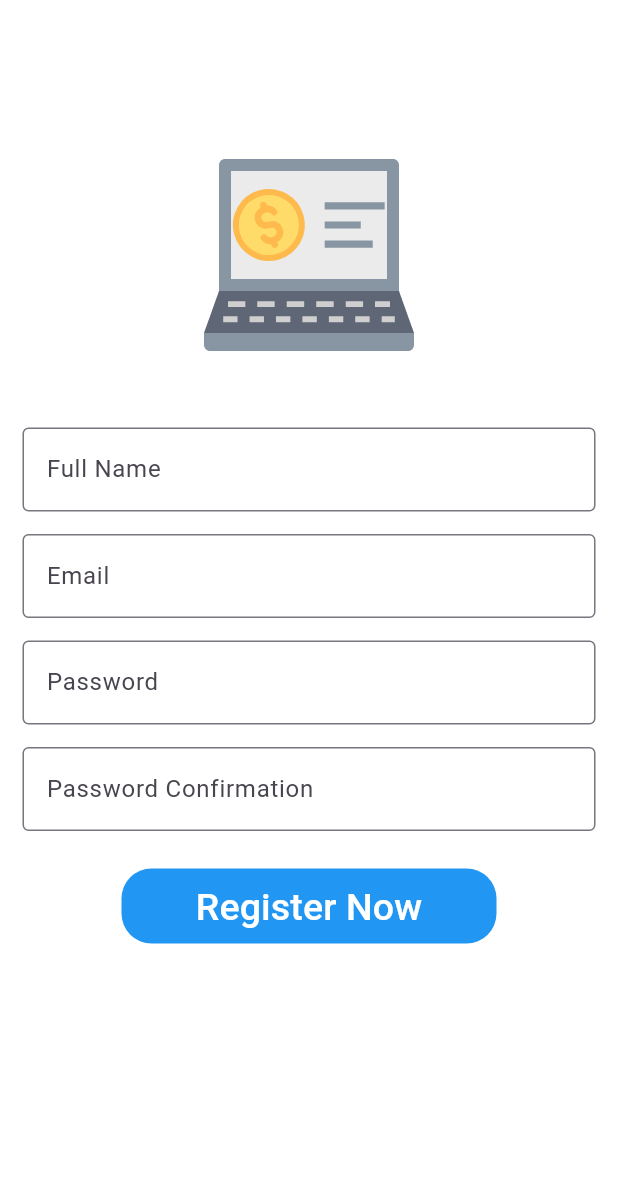
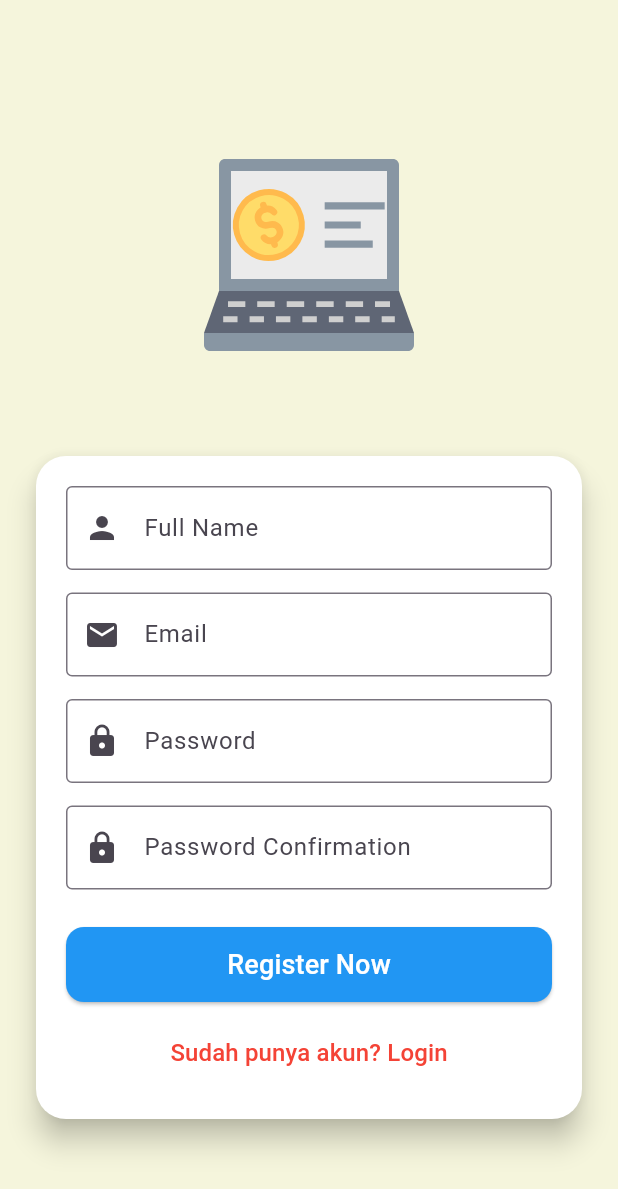
Before and after one commit to robbyaprnsyh/mobile-ecomerce, a Flutter app: the screen it shows after launch, after a tap on "Register", on a phone screen of 412 x 824 dp. Shown: the top 1189 px of the screen. Run offline on Flutter 3.47's test engine with Material 3 defaults, Android fonts, the phone set to English and light mode, and no system bars; our stand-ins replace get, get_storage, google_fonts, hexcolor, lottie; network calls fail.

Commit message:
update all

```diff
--- a/lib/app/modules/dashboard/views/dashboard_view.dart
+++ b/lib/app/modules/dashboard/views/dashboard_view.dart
@@ -29,6 +29,8 @@ class DashboardView extends GetView<DashboardController> {
                   ),
                 );
           },
+          selectedItemColor: Colors.blue, // Ganti warna saat item terpilih
+          unselectedItemColor: Colors.grey, // Warna item yang tidak terpilih
           items: const [
             BottomNavigationBarItem(
               icon: Icon(Icons.home),
--- a/lib/app/modules/home/controllers/home_controller.dart
+++ b/lib/app/modules/home/controllers/home_controller.dart
@@ -1,8 +1,8 @@
 import 'dart:async';
-import 'package:ecommerce/app/modules/login/views/login_view.dart';
-import 'package:ecommerce/app/modules/dashboard/views/dashboard_view.dart';
 import 'package:get/get.dart';
 import 'package:get_storage/get_storage.dart';
+
+import '../../../routes/app_pages.dart';
 
 class HomeController extends GetxController {
   late Timer _pindah;
@@ -15,15 +15,9 @@ class HomeController extends GetxController {
       const Duration(seconds: 4),
       () {
         if (authToken.read('token') == null) {
-          Get.off(
-            () => const LoginView(),
-            transition: Transition.leftToRight,
-          );
+          Get.offNamed(Routes.LOGIN);
         } else {
-          Get.off(
-            () => const DashboardView(),
-            transition: Transition.leftToRight,
-          );
+          Get.offNamed(Routes.DASHBOARD);
         }
       },
     );
--- a/lib/app/modules/home/views/home_view.dart
+++ b/lib/app/modules/home/views/home_view.dart
@@ -12,7 +12,7 @@ class HomeView extends GetView<HomeController> {
   Widget build(BuildContext context) {
     HomeController controller = Get.put(HomeController());
     return Scaffold(
-      backgroundColor: HexColor('#FFFFFF'),
+      backgroundColor: HexColor('#F5F5DC'),
       body: Center(
         child: Column(
           mainAxisAlignment: MainAxisAlignment.center,
--- a/lib/app/modules/kategori/views/kategori_view.dart
+++ b/lib/app/modules/kategori/views/kategori_view.dart
@@ -28,10 +28,14 @@ class KategoriView extends GetView<KategoriController> {
               return Card(
                 margin: const EdgeInsets.symmetric(horizontal: 10, vertical: 5),
                 child: ListTile(
+                  leading: CircleAvatar(
+                    backgroundColor: Colors.teal.withOpacity(0.1),
+                    child: const Icon(Icons.category, color: Colors.teal),
+                  ),
                   title: Text(kategori.name ?? '-'),
                   subtitle: Text('Dibuat: ${kategori.createdAt}'),
                   // onTap: () {
-                  //   Get.snackbar('Info', 'Anda memilih ${subKategori.name}');
+                  //   Get.snackbar('Info', 'Anda memilih ${kategori.name}');
                   // },
                 ),
               );
--- a/lib/app/modules/login/bindings/login_binding.dart
+++ b/lib/app/modules/login/bindings/login_binding.dart
@@ -5,8 +5,7 @@ import '../controllers/login_controller.dart';
 class LoginBinding extends Bindings {
   @override
   void dependencies() {
-    Get.lazyPut<LoginController>(
-      () => LoginController(),
+    Get.lazyPut<LoginController>( () => LoginController(),
     );
   }
 }
--- a/lib/app/modules/login/controllers/login_controller.dart
+++ b/lib/app/modules/login/controllers/login_controller.dart
@@ -10,6 +10,12 @@ class LoginController extends GetxController {
   TextEditingController emailController = TextEditingController();
   TextEditingController passwordController = TextEditingController();
   final authToken = GetStorage();
+
+  var obscureText = true.obs;
+
+  void togglePasswordVisibility() {
+    obscureText.value = !obscureText.value;
+  }
 
   @override
   void onClose() {
--- a/lib/app/modules/login/views/login_view.dart
+++ b/lib/app/modules/login/views/login_view.dart
@@ -1,6 +1,5 @@
-import 'package:ecommerce/app/modules/register/views/register_view.dart';
+import 'package:ecommerce/app/routes/app_pages.dart';
 import 'package:flutter/material.dart';
-
 import 'package:get/get.dart';
 import 'package:hexcolor/hexcolor.dart';
 import 'package:lottie/lottie.dart';
@@ -9,96 +8,100 @@ import '../controllers/login_controller.dart';
 
 class LoginView extends GetView<LoginController> {
   const LoginView({super.key});
+
   @override
   Widget build(BuildContext context) {
-    LoginController controller = Get.put(LoginController());
     return Scaffold(
-      backgroundColor: HexColor('#FFFFFF'),
+      backgroundColor: HexColor('#F5F5DC'),
       body: SingleChildScrollView(
         child: Column(
           children: [
-            Padding(
-              padding: const EdgeInsets.only(top: 70.0),
-              child: Lottie.asset(
+            const SizedBox(height: 70),
+            Lottie.asset(
               'assets/lottie/animation1.json',
               fit: BoxFit.cover,
-                width: 200,
               height: 200,
             ),
+            const SizedBox(height: 30),
+            Padding(
+              padding: const EdgeInsets.symmetric(horizontal: 20),
+              child: Card(
+                elevation: 8,
+                shape: RoundedRectangleBorder(
+                  borderRadius: BorderRadius.circular(20),
                 ),
-            const SizedBox(
-              height: 15,
-            ),
-            Padding(
-              padding: const EdgeInsets.symmetric(horizontal: 15),
-              child: TextField(
+                color: Colors.white,
+                child: Padding(
+                  padding: const EdgeInsets.all(20),
+                  child: Column(
+                    children: [
+                      TextField(
                         controller: controller.emailController,
                         decoration: const InputDecoration(
                           border: OutlineInputBorder(),
                           labelText: 'Email',
                           hintText: 'Masukan Email',
+                          prefixIcon: Icon(Icons.email),
+                        ),
+                      ),
+                      const SizedBox(height: 15),
+                      Obx(() => TextField(
+                            controller: controller.passwordController,
+                            obscureText: controller.obscureText.value,
+                            decoration: InputDecoration(
+                              border: const OutlineInputBorder(),
+                              labelText: 'Password',
+                              hintText: 'Masukan Password',
+                              prefixIcon: const Icon(Icons.lock),
+                              suffixIcon: IconButton(
+                                icon: Icon(
+                                  controller.obscureText.value
+                                      ? Icons.visibility_off
+                                      : Icons.visibility,
+                                ),
+                                onPressed: controller.togglePasswordVisibility,
+                              ),
+                            ),
+                          )),
+                      const SizedBox(height: 25),
+                      SizedBox(
+                        width: double.infinity,
+                        height: 50,
+                        child: ElevatedButton(
+                          style: ElevatedButton.styleFrom(
+                            backgroundColor: Colors.blue,
+                            shape: RoundedRectangleBorder(
+                              borderRadius: BorderRadius.circular(12),
+                            ),
+                          ),
+                          onPressed: controller.loginNow,
+                          child: const Text(
+                            'Login',
+                            style: TextStyle(fontSize: 18, color: Colors.white),
                           ),
                         ),
                       ),
-            Padding(
-              padding: const EdgeInsets.only(
-                left: 15.0,
-                right: 15.0,
-                top: 15,
-                bottom: 0,
+                      const SizedBox(height: 15),
+                      SizedBox(
+                        width: double.infinity,
+                        height: 50,
+                        child: ElevatedButton(
+                          style: ElevatedButton.styleFrom(
+                            backgroundColor: Colors.red,
+                            shape: RoundedRectangleBorder(
+                              borderRadius: BorderRadius.circular(12),
                             ),
-              child: TextField(
-                controller: controller.passwordController,
-                obscureText: true,
-                decoration: const InputDecoration(
-                  border: OutlineInputBorder(),
-                  labelText: 'Password',
-                  hintText: 'Masukan Password',
+                          ),
+                          onPressed: () {
+                            Get.toNamed(Routes.REGISTER);
+                          },
+                          child: const Text(
+                            'Register',
+                            style: TextStyle(fontSize: 18, color: Colors.white),
                           ),
                         ),
                       ),
-            const SizedBox(
-              height: 10,
-            ),
-            Container(
-              height: 50,
-              width: 250,
-              decoration: BoxDecoration(
-                color: Colors.blue,
-                borderRadius: BorderRadius.circular(20),
-              ),
-              child: TextButton(
-                onPressed: () {
-                  controller.loginNow();
-                },
-                child: const Text(
-                  'Login',
-                  style: TextStyle(
-                    color: Colors.white,
-                    fontSize: 25,
-                  ),
-                ),
-              ),
-            ),
-            SizedBox(
-              height: 10,
-            ),
-            Container(
-              height: 50,
-              width: 250,
-              decoration: BoxDecoration(
-                color: Colors.red,
-                borderRadius: BorderRadius.circular(20),
-              ),
-              child: TextButton(
-                onPressed: () {
-                  Get.to(() => RegisterView());
-                },
-                child: const Text(
-                  'Register',
-                  style: TextStyle(
-                    color: Colors.white,
-                    fontSize: 25,
+                    ],
                   ),
                 ),
               ),
--- a/lib/app/modules/produk/bindings/produk_binding.dart
+++ b/lib/app/modules/produk/bindings/produk_binding.dart
@@ -1,12 +1,9 @@
 import 'package:get/get.dart';
-
 import '../controllers/produk_controller.dart';
 
 class ProdukBinding extends Bindings {
   @override
   void dependencies() {
-    Get.lazyPut<ProdukController>(
-      () => ProdukController(),
-    );
+    Get.lazyPut<ProdukController>(() => ProdukController());
   }
 }
--- a/lib/app/modules/register/controllers/register_controller.dart
+++ b/lib/app/modules/register/controllers/register_controller.dart
@@ -1,4 +1,4 @@
-import 'package:ecommerce/app/modules/dashboard/views/dashboard_view.dart';
+import 'package:ecommerce/app/routes/app_pages.dart';
 import 'package:ecommerce/app/utils/api.dart';
 import 'package:flutter/material.dart';
 import 'package:get/get.dart';
@@ -6,11 +6,12 @@ import 'package:get_storage/get_storage.dart';
 
 class RegisterController extends GetxController {
   final _getConnect = GetConnect();
-  TextEditingController nameController = TextEditingController();
-  TextEditingController emailController = TextEditingController();
-  TextEditingController passwordController = TextEditingController();
-  TextEditingController passwordConfirmationController =
-      TextEditingController();
+
+  final nameController = TextEditingController();
+  final emailController = TextEditingController();
+  final passwordController = TextEditingController();
+  final passwordConfirmationController = TextEditingController();
+
   final authToken = GetStorage();
 
   void registerNow() async {
@@ -26,28 +27,32 @@ class RegisterController extends GetxController {
 
     if (response.statusCode == 200 || response.statusCode == 201) {
       authToken.write('token', response.body['token']);
-      Get.offAll(() => const DashboardView());
+
+      Get.snackbar(
+        'Success',
+        'Registrasi berhasil, silakan login.',
+        backgroundColor: Colors.green,
+        colorText: Colors.white,
+        duration: const Duration(seconds: 2),
+        margin: const EdgeInsets.only(top: 10, left: 5, right: 5),
+      );
+
+      Future.delayed(const Duration(seconds: 2), () {
+        if (Get.isRegistered<RegisterController>()) {
+          Get.delete<RegisterController>();
+        }
+        Get.toNamed(Routes.LOGIN);
+      });
     } else {
       Get.snackbar(
         'Error',
-        response.body['error']?.toString() ?? 'Registration failed',
+        response.body['error']?.toString() ?? 'Registrasi gagal',
         icon: const Icon(Icons.error),
         backgroundColor: Colors.red,
         colorText: Colors.white,
-        forwardAnimationCurve: Curves.bounceIn,
         margin: const EdgeInsets.only(top: 10, left: 5, right: 5),
       );
     }
-  }
-
-  @override
-  void onInit() {
-    super.onInit();
-  }
-
-  @override
-  void onReady() {
-    super.onReady();
   }
 
   @override
--- a/lib/app/modules/register/views/register_view.dart
+++ b/lib/app/modules/register/views/register_view.dart
@@ -1,5 +1,4 @@
 import 'package:flutter/material.dart';
-
 import 'package:get/get.dart';
 import 'package:hexcolor/hexcolor.dart';
 import 'package:lottie/lottie.dart';
@@ -8,98 +7,119 @@ import '../controllers/register_controller.dart';
 
 class RegisterView extends GetView<RegisterController> {
   const RegisterView({super.key});
+
   @override
   Widget build(BuildContext context) {
-    RegisterController controller = Get.put(RegisterController());
     return Scaffold(
-      backgroundColor: HexColor('#FFFFFF'),
+      backgroundColor: HexColor('#F5F5DC'),
       body: SingleChildScrollView(
         child: Column(
           children: [
-            Padding(
-              padding: const EdgeInsets.only(top: 70.0),
-              child: Lottie.asset(
+            const SizedBox(height: 70),
+            Lottie.asset(
               'assets/lottie/animation1.json',
               fit: BoxFit.cover,
-                width: 200,
               height: 200,
             ),
+            const SizedBox(height: 30),
+            Padding(
+              padding: const EdgeInsets.symmetric(horizontal: 20),
+              child: Card(
+                elevation: 8,
+                shape: RoundedRectangleBorder(
+                  borderRadius: BorderRadius.circular(20),
                 ),
-            const SizedBox(
-              height: 15,
-            ),
-            Padding(
-              padding: const EdgeInsets.symmetric(horizontal: 15),
-              child: TextField(
+                color: Colors.white,
+                child: Padding(
+                  padding: const EdgeInsets.all(20),
+                  child: Column(
+                    children: [
+                      TextField(
                         controller: controller.nameController,
                         decoration: const InputDecoration(
                           border: OutlineInputBorder(),
                           labelText: 'Full Name',
                           hintText: 'Masukan Nama',
+                          prefixIcon: Icon(Icons.person),
                         ),
                       ),
-            ),
-            Padding(
-              padding: const EdgeInsets.symmetric(horizontal: 15, vertical: 15),
-              child: TextField(
+                      const SizedBox(height: 15),
+                      TextField(
                         controller: controller.emailController,
                         decoration: const InputDecoration(
                           border: OutlineInputBorder(),
                           labelText: 'Email',
                           hintText: 'Masukan Email',
+                          prefixIcon: Icon(Icons.email),
                         ),
                       ),
-            ),
-            Padding(
-              padding: const EdgeInsets.symmetric(horizontal: 15),
-              child: TextField(
+                      const SizedBox(height: 15),
+                      TextField(
                         controller: controller.passwordController,
                         obscureText: true,
                         decoration: const InputDecoration(
                           border: OutlineInputBorder(),
                           labelText: 'Password',
                           hintText: 'Masukan Password',
+                          prefixIcon: Icon(Icons.lock),
                         ),
                       ),
-            ),
-            Padding(
-              padding: const EdgeInsets.symmetric(horizontal: 15, vertical: 15),
-              child: TextField(
+                      const SizedBox(height: 15),
+                      TextField(
                         controller: controller.passwordConfirmationController,
                         obscureText: true,
                         decoration: const InputDecoration(
                           border: OutlineInputBorder(),
                           labelText: 'Password Confirmation',
                           hintText: 'Masukan Ulang Password',
+                          prefixIcon: Icon(Icons.lock),
                         ),
                       ),
+                      const SizedBox(height: 25),
+                      SizedBox(
+                        width: double.infinity,
+                        height: 50,
+                        child: ElevatedButton(
+                          style: ElevatedButton.styleFrom(
+                            backgroundColor: Colors.blue,
+                            shape: RoundedRectangleBorder(
+                              borderRadius: BorderRadius.circular(12),
                             ),
-            const SizedBox(
-              height: 10,
                           ),
-            Container(
-              height: 50,
-              width: 250,
-              decoration: BoxDecoration(
-                color: Colors.blue,
-                borderRadius: BorderRadius.circular(20),
-              ),
-              child: TextButton(
                           onPressed: () {
                             controller.registerNow();
                           },
                           child: const Text(
                             'Register Now',
                             style: TextStyle(
+                              fontSize: 18,
                               color: Colors.white,
-                    fontSize: 25,
                             ),
+                          ),
+                        ),
+                      ),
+                      const SizedBox(height: 10),
+                      TextButton(
+                        onPressed: () {
+                          Get.toNamed('/login');
+                        },
+                        child: const Text(
+                          'Sudah punya akun? Login',
+                          style: TextStyle(
+                            color: Colors.red,
+                            fontSize: 16,
                           ),
                         ),
                       ),
                     ],
                   ),
                 ),
+              ),
+            ),
+            const SizedBox(height: 10),
+          ],
+        ),
+      ),
     );
   }
 }
--- a/lib/app/modules/subKategori/views/sub_kategori_view.dart
+++ b/lib/app/modules/subKategori/views/sub_kategori_view.dart
@@ -28,6 +28,10 @@ class SubKategoriView extends GetView<SubKategoriController> {
               return Card(
                 margin: const EdgeInsets.symmetric(horizontal: 10, vertical: 5),
                 child: ListTile(
+                  leading: CircleAvatar(
+                    backgroundColor: Colors.green.withOpacity(0.1),
+                    child: const Icon(Icons.inventory, color: Colors.green),
+                  ),
                   title: Text(subKategori.name ?? '-'),
                   subtitle: Text('Kategori: ${subKategori.kategori?.name ?? '-'}'),
                   // onTap: () {
--- a/lib/app/routes/app_routes.dart
+++ b/lib/app/routes/app_routes.dart
@@ -1,5 +1,4 @@
 part of 'app_pages.dart';
-// DO NOT EDIT. This is code generated via package:get_cli/get_cli.dart
 
 abstract class Routes {
   Routes._();
--- a/lib/main.dart
+++ b/lib/main.dart
@@ -3,14 +3,13 @@ import 'package:ecommerce/app/routes/app_pages.dart';
 import 'package:flutter/gestures.dart';
 import 'package:flutter/material.dart';
 import 'package:get/get.dart';
-import 'package:get/get_core/src/get_main.dart';
-import 'package:get/get_navigation/src/root/get_material_app.dart';
 import 'package:get_storage/get_storage.dart';
 
 void main() async {
   WidgetsFlutterBinding.ensureInitialized();
+  Get.put(ProdukController());
   await GetStorage.init();
-  Get.put(ProdukController());
+
   runApp(
     GetMaterialApp(
       debugShowCheckedModeBanner: false,
@@ -18,7 +17,12 @@ void main() async {
       initialRoute: AppPages.INITIAL,
       getPages: AppPages.routes,
       scrollBehavior: MaterialScrollBehavior().copyWith(
-        dragDevices: {PointerDeviceKind.mouse, PointerDeviceKind.touch, PointerDeviceKind.stylus, PointerDeviceKind.unknown},
+        dragDevices: {
+          PointerDeviceKind.mouse,
+          PointerDeviceKind.touch,
+          PointerDeviceKind.stylus,
+          PointerDeviceKind.unknown,
+        },
       ),
     ),
   );
```
Also changed, not shown: lib/app/modules/dashboard/views/index_view.dart (+87 -61 lines), lib/app/modules/dashboard/views/profile_view.dart (+24 -34 lines), lib/app/modules/produk/views/produk_view.dart (+5 -20 lines). Lines whose indentation alone changed are shown as unchanged.
